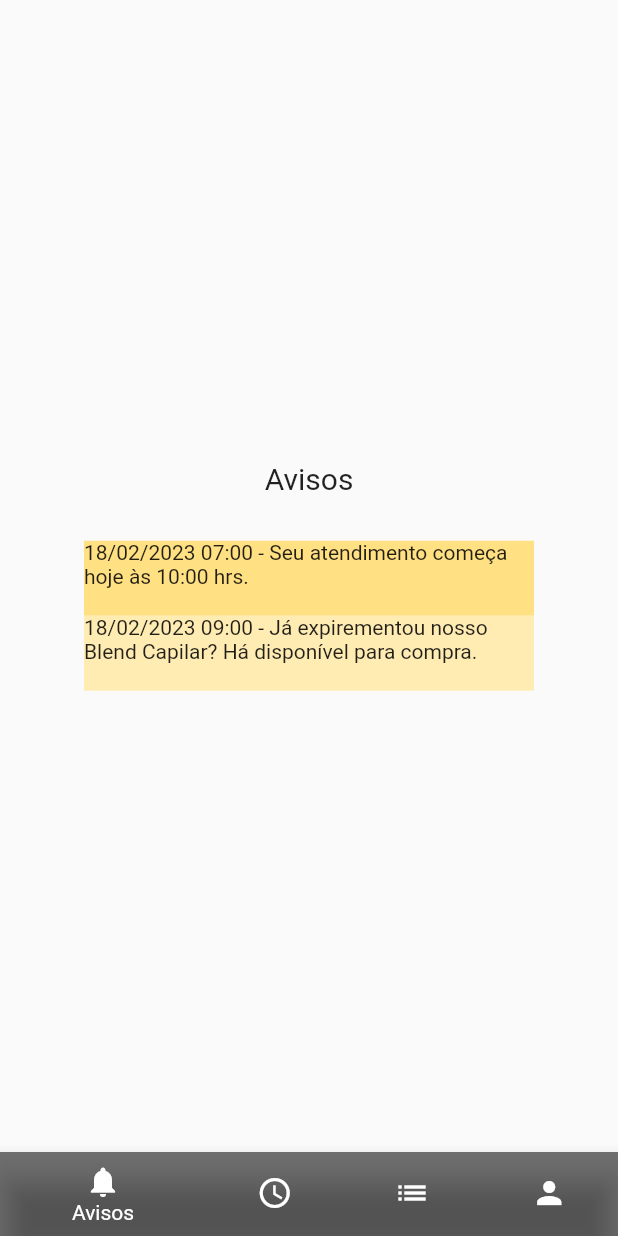
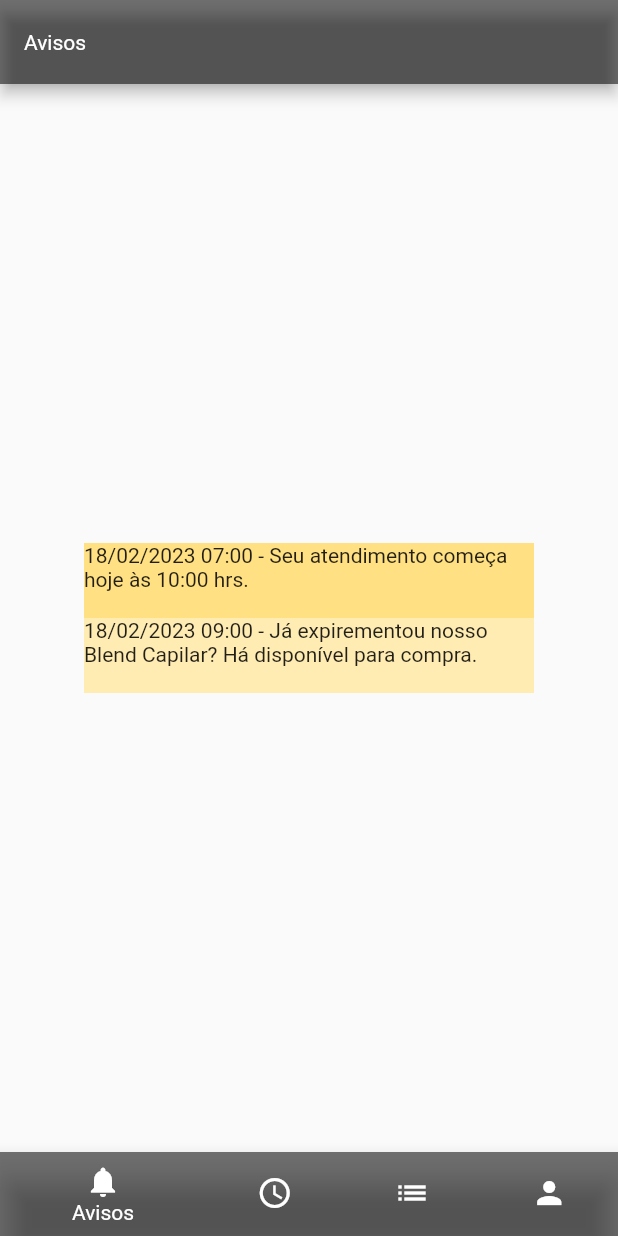
Before and after one commit to KevynSantos/barber_shop_freestyle, a Flutter app: the MyStatefulWidget screen opened directly, on a phone screen of 412 x 824 dp. Run offline on Flutter 3.47's test engine with Material 2 defaults, Android fonts, the phone set to English and light mode, and no system bars; our stand-ins replace camera, flutter_bloc, flutter_secure_storage, mask_text_input_formatter; accounts and stored records are empty.

Commit message:
Adicionando AppBar na tela home, para melhoria do título das abas

```diff
--- a/lib/fields/NavigatiorBar.dart
+++ b/lib/fields/NavigatiorBar.dart
@@ -24,10 +24,6 @@ Widget getSimulationInformations(int index,BuildContext context)
     case 0:
       return Column(
         children: [
-          Padding(padding: EdgeInsets.only(bottom: 30),
-          child: Center(
-            child: Text("Avisos",style: TextStyle(fontSize: 20)),
-          ),),
           Container(
             child: Text("18/02/2023 07:00 - Seu atendimento começa hoje às 10:00 hrs."),
             height: 50,
@@ -45,10 +41,6 @@ Widget getSimulationInformations(int index,BuildContext context)
     case 1:
       return Column(
         children: [
-          Padding(padding: EdgeInsets.only(bottom: 30),
-            child: Center(
-              child: Text("Agendamentos",style: TextStyle(fontSize: 20)),
-            ),),
           Container(
             child: Text("Tesoura,Maquina e Barba - 18/02 às 10:00 hrs"),
             height: 50,
@@ -66,10 +58,6 @@ Widget getSimulationInformations(int index,BuildContext context)
     case 2:
       return Column(
         children: [
-          Padding(padding: EdgeInsets.only(bottom: 30),
-            child: Center(
-              child: Text("Histórico",style: TextStyle(fontSize: 20)),
-            ),),
           Container(
             child: Text("Máquina - 04/02 às 17:00 hrs"),
             height: 50,
@@ -87,10 +75,6 @@ Widget getSimulationInformations(int index,BuildContext context)
     case 3:
       return Column(
         children: [
-          Padding(padding: EdgeInsets.only(bottom: 30),
-            child: Center(
-              child: Text("Perfil",style: TextStyle(fontSize: 20)),
-            ),),
           context != null?Button('Sair',() async => {LoginService.logout(context)},Size(50, 50)).getElement():
           Button('Sair',() async => {},Size(50, 50)).getElement()
         ],
@@ -132,9 +116,32 @@ class _MyStatefulWidgetState extends State<MyStatefulWidget> {
     });
   }
 
+  getTitleFromTab(int index)
+  {
+    switch(index){
+      case 0:
+        return 'Avisos';
+      case 1:
+        return 'Agendamentos';
+      case 2:
+        return "Histórico";
+      case 3:
+        return "Perfil";
+      default:
+        return "Erro";
+    }
+
+  }
+
   @override
   Widget build(BuildContext context) {
     return Scaffold(
+      appBar: AppBar(
+        title: Text(getTitleFromTab(_selectedIndex)),
+        backgroundColor: Colors.black54,
+        titleTextStyle: TextStyle(color: Colors.white),
+          automaticallyImplyLeading: false
+      ),
       body: Center(
         child: object,
       ),
```
Also changed, not shown: pubspec.lock.
